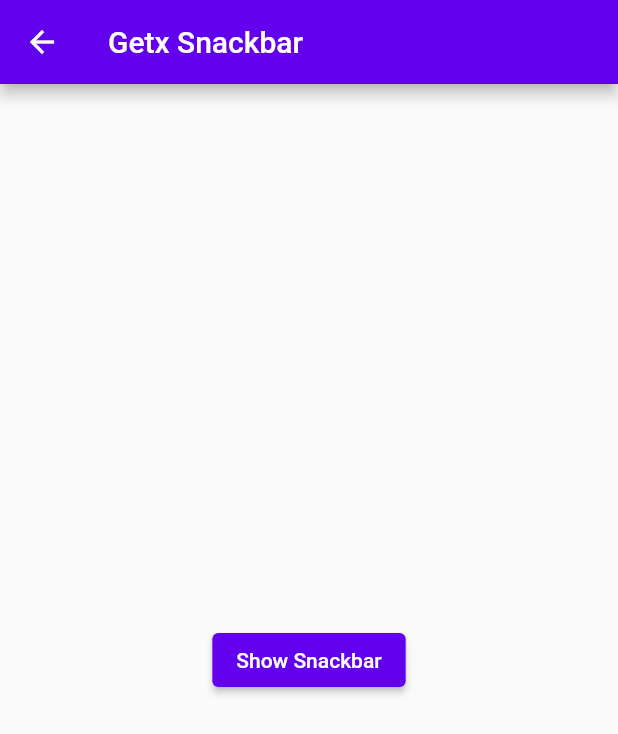
After one commit to motasimfuad/getx_practice, a Flutter app: the CenterButton screen opened directly, on a phone screen of 412 x 824 dp. The commit adds this screen. Shown: the top 734 px of the screen. Run offline on Flutter 3.47's test engine with Material 2 defaults, Android fonts, the light colour scheme and no system bars; our stand-ins replace get, get_storage; accounts and stored records are empty.

Commit message:
snackbar tried

```diff
--- /dev/null
+++ b/lib/constants/center_button.dart
@@ -0,0 +1,27 @@
+import 'package:flutter/material.dart';
+
+class CenterButton extends StatelessWidget {
+  final String appBarText;
+  final String buttonText;
+  final onPressed;
+  CenterButton({
+    required this.appBarText,
+    required this.buttonText,
+    required this.onPressed,
+  });
+
+  @override
+  Widget build(BuildContext context) {
+    return Scaffold(
+      appBar: AppBar(
+        title: Text(appBarText),
+      ),
+      body: Center(
+        child: ElevatedButton(
+          child: Text(buttonText),
+          onPressed: onPressed,
+        ),
+      ),
+    );
+  }
+}
--- a/lib/screens/bottom_sheet_page.dart
+++ b/lib/screens/bottom_sheet_page.dart
@@ -29,6 +29,7 @@ class BottomSheetPage extends StatelessWidget {
                       onTap: () {
                         // Get.changeTheme(ThemeData.light());
                         themeController.changeThemeMode(ThemeMode.light);
+                        themeController.saveTheme(false);
                       },
                     ),
                     ListTile(
@@ -37,6 +38,7 @@ class BottomSheetPage extends StatelessWidget {
                       onTap: () {
                         // Get.changeTheme(ThemeData.dark());
                         themeController.changeThemeMode(ThemeMode.dark);
+                        themeController.saveTheme(true);
                       },
                     ),
                   ],
--- a/lib/screens/homepage.dart
+++ b/lib/screens/homepage.dart
@@ -2,6 +2,7 @@ import 'package:flutter/material.dart';
 import 'package:get/get.dart';
 import 'package:getx_practice/components/dialog/dialog_page.dart';
 import 'package:getx_practice/screens/bottom_sheet_page.dart';
+import 'package:getx_practice/screens/snackbar_page.dart';
 
 class Homepage extends StatelessWidget {
   const Homepage({Key? key}) : super(key: key);
@@ -22,6 +23,10 @@ class Homepage extends StatelessWidget {
               ButtonItem(
                 buttonPage: BottomSheetPage(),
                 buttonTitle: 'Bottom Sheet page',
+              ),
+              ButtonItem(
+                buttonPage: SnackbarPage(),
+                buttonTitle: 'Snackbar page',
               ),
             ],
           ),
```
Also changed, not shown: lib/screens/snackbar_page.dart (added, +71 -0 lines), pubspec.lock.
